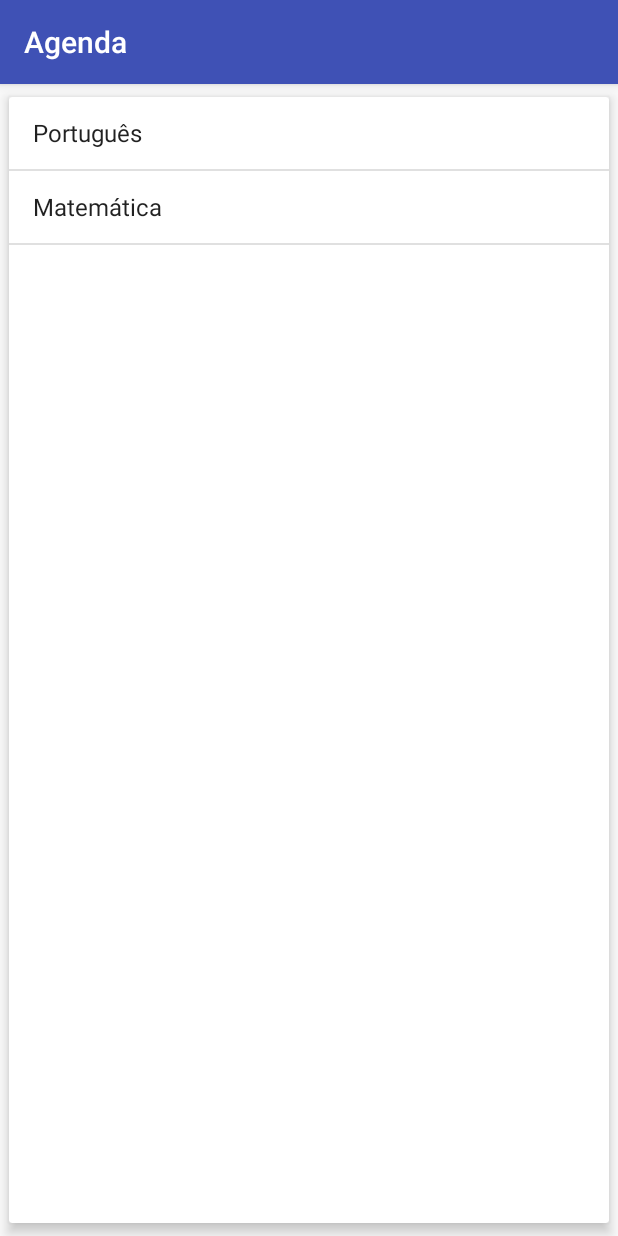
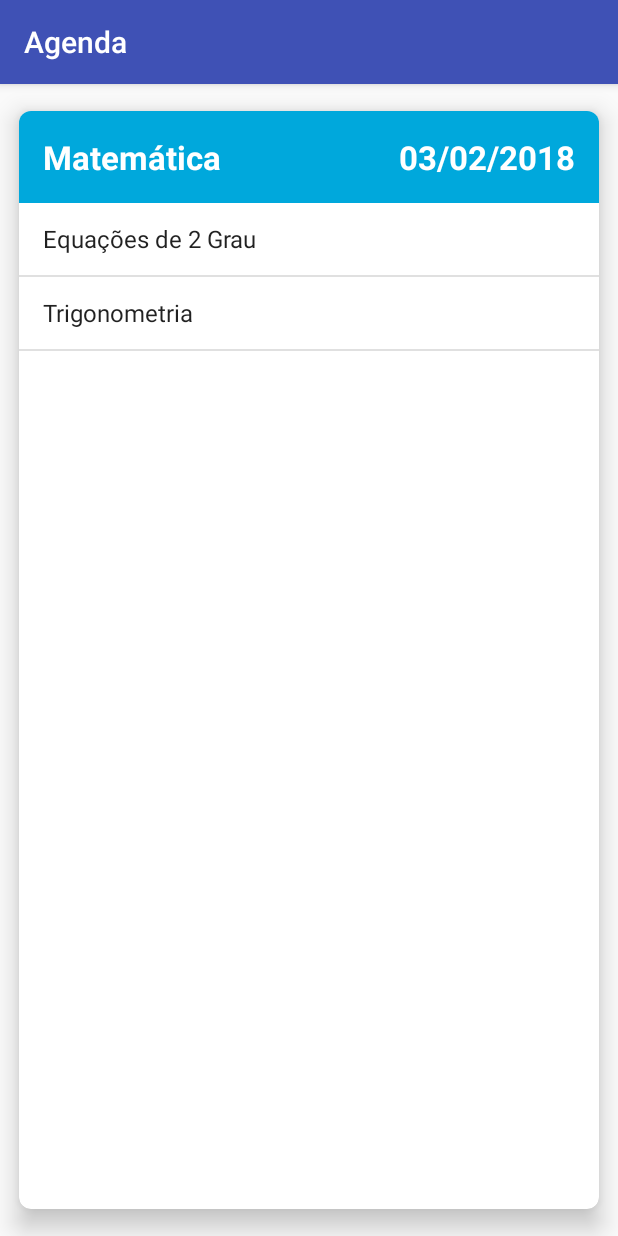
Before and after one commit to jhonisds/agenda_android, an Android app: the ProvasActivity screen opened directly, with no data from a screen before it, after a tap on "Matemática", on a phone screen of 412 x 824 dp. Run offline under Robolectric (Android 15) with nearby library versions, the phone set to English and light mode, and no system bars.

Commit message:
Inserindo Fragments

```diff
--- a/app/build.gradle
+++ b/app/build.gradle
@@ -22,6 +22,7 @@ dependencies {
     implementation fileTree(include: ['*.jar'], dir: 'libs')
     implementation 'com.android.support:appcompat-v7:26.1.0'
     implementation 'com.android.support.constraint:constraint-layout:1.0.2'
+    implementation 'com.android.support:support-v4:26.1.0'
     testImplementation 'junit:junit:4.12'
     androidTestImplementation 'com.android.support.test:runner:1.0.1'
     androidTestImplementation 'com.android.support.test.espresso:espresso-core:3.0.1'
--- a/app/src/main/AndroidManifest.xml
+++ b/app/src/main/AndroidManifest.xml
@@ -20,7 +20,7 @@
                 <category android:name="android.intent.category.LAUNCHER" />
             </intent-filter>
         </activity>
-        <activity android:name=".FormularioActivity"></activity>
+        <activity android:name=".FormularioActivity" />
 
         <receiver android:name=".receiver.SMSReceiver">
             <intent-filter>
@@ -28,7 +28,9 @@
             </intent-filter>
         </receiver>
 
-        <activity android:name=".ProvasActivity"></activity>
+        <activity android:name=".ProvasActivity" />
+        <activity android:name=".ProvasTabletActivity" />
+        <activity android:name=".DetalhesProvasActivity"></activity>
     </application>
 
 </manifest>
--- /dev/null
+++ b/app/src/main/java/br/com/rbg/agenda/DetalhesProvasActivity.java
@@ -0,0 +1,34 @@
+package br.com.rbg.agenda;
+
+import android.content.Intent;
+import android.support.v7.app.AppCompatActivity;
+import android.os.Bundle;
+import android.widget.ArrayAdapter;
+import android.widget.ListView;
+import android.widget.TextView;
+
+import br.com.rbg.agenda.model.Prova;
+
+public class DetalhesProvasActivity extends AppCompatActivity {
+
+    @Override
+    protected void onCreate(Bundle savedInstanceState) {
+        super.onCreate(savedInstanceState);
+        setContentView(R.layout.activity_detalhes_provas);
+
+        Intent intent = getIntent();
+        Prova prova = (Prova) intent.getSerializableExtra("prova");
+
+        TextView materia = findViewById(R.id.detalhes_prova_materia);
+        TextView data = findViewById(R.id.detalhes_prova_data);
+        ListView listaTopicos = findViewById(R.id.detalhes_prova_topicos);
+
+        materia.setText(prova.getMateria());
+        data.setText(prova.getData());
+
+        ArrayAdapter<String> adapter = new ArrayAdapter<String>(this, android.R.layout.simple_list_item_1, prova.getTopicos());
+
+        listaTopicos.setAdapter(adapter);
+
+    }
+}
--- /dev/null
+++ b/app/src/main/java/br/com/rbg/agenda/ListaProvasFragment.java
@@ -0,0 +1,61 @@
+package br.com.rbg.agenda;
+
+import android.content.Intent;
+import android.os.Bundle;
+import android.support.annotation.Nullable;
+import android.support.v4.app.Fragment;
+import android.view.LayoutInflater;
+import android.view.View;
+import android.view.ViewGroup;
+import android.widget.AdapterView;
+import android.widget.ArrayAdapter;
+import android.widget.ListView;
+import android.widget.Toast;
+
+import java.util.Arrays;
+import java.util.List;
+
+import br.com.rbg.agenda.model.Prova;
+
+/**
+ * Created by jhoni on 04/02/2018.
+ */
+
+public class ListaProvasFragment extends Fragment {
+
+    @Nullable
+    @Override
+    public View onCreateView(LayoutInflater inflater, @Nullable ViewGroup container, @Nullable Bundle savedInstanceState) {
+
+        View view = inflater.inflate(R.layout.fragment_lista_provas, container, false);
+
+        List<String> topicosPort = Arrays.asList("Sujeito", "Objeto Direto", "Objeto Indireto");
+        Prova provaPortugues = new Prova("Português", "02/02/2018", topicosPort);
+
+        List<String> topicosMat = Arrays.asList("Equações de 2 Grau", "Trigonometria");
+        Prova provaMatematica = new Prova("Matemática", "03/02/2018", topicosMat);
+
+        List<Prova> provas = Arrays.asList(provaPortugues, provaMatematica);
+
+        ArrayAdapter<Prova> adapter = new ArrayAdapter<>(getContext(), android.R.layout.simple_list_item_1, provas);
+
+        ListView lista = view.findViewById(R.id.provas_lista);
+        lista.setAdapter(adapter);
+
+        lista.setOnItemClickListener(new AdapterView.OnItemClickListener() {
+            @Override
+            public void onItemClick(AdapterView<?> adapterView, View view, int i, long l) {
+                Prova prova = (Prova) adapterView.getItemAtPosition(i);
+                Toast.makeText(getContext(), "Clicou na prova de: " + prova, Toast.LENGTH_SHORT).show();
+
+                Intent vaiParaDetalhes = new Intent(getContext(), DetalhesProvasActivity.class);
+                vaiParaDetalhes.putExtra("prova", prova);
+                startActivity(vaiParaDetalhes);
+
+
+            }
+        });
+
+        return view;
+    }
+}
--- a/app/src/main/java/br/com/rbg/agenda/ProvasActivity.java
+++ b/app/src/main/java/br/com/rbg/agenda/ProvasActivity.java
@@ -1,5 +1,8 @@
 package br.com.rbg.agenda;
 
+import android.content.Intent;
+import android.support.v4.app.FragmentManager;
+import android.support.v4.app.FragmentTransaction;
 import android.support.v7.app.AppCompatActivity;
 import android.os.Bundle;
 import android.view.View;
@@ -8,7 +11,6 @@ import android.widget.ArrayAdapter;
 import android.widget.ListView;
 import android.widget.Toast;
 
-import java.lang.reflect.Array;
 import java.util.Arrays;
 import java.util.List;
 
@@ -21,26 +23,19 @@ public class ProvasActivity extends AppCompatActivity {
         super.onCreate(savedInstanceState);
         setContentView(R.layout.activity_provas);
 
-        List<String> topicosPort = Arrays.asList("Sujeito", "Objeto Direto", "Objeto Indireto");
-        Prova provaPortugues = new Prova("Português", "02/02/2018", topicosPort);
+        FragmentManager fragmentManager = getSupportFragmentManager();
+        FragmentTransaction tx = fragmentManager.beginTransaction();
 
-        List<String> topicosMat = Arrays.asList("Equações de 2 Grau", "Trigonometria");
-        Prova provaMatematica = new Prova("Matemática", "03/02/2018", topicosMat);
+        tx.replace(R.id.frame_principal, new ListaProvasFragment());
+        if (isModoPaisagem()) {
+            tx.replace(R.id.frame_secundario, new DetalhesProvaFragment());
+        }
+        tx.commit();
+    }
 
-        List<Prova> provas = Arrays.asList(provaPortugues, provaMatematica);
+    private boolean isModoPaisagem() {
+        return getResources().getBoolean(R.bool.modoPaisagem);
+    }
 
-        ArrayAdapter<Prova> adapter = new ArrayAdapter<>(this, android.R.layout.simple_list_item_1, provas);
 
-        ListView lista = findViewById(R.id.provas_lista);
-        lista.setAdapter(adapter);
-
-        lista.setOnItemClickListener(new AdapterView.OnItemClickListener() {
-            @Override
-            public void onItemClick(AdapterView<?> adapterView, View view, int i, long l) {
-                Prova prova = (Prova) adapterView.getItemAtPosition(i);
-                Toast.makeText(ProvasActivity.this, "Clicou na prova de: " + prova, Toast.LENGTH_SHORT).show();
-            }
-        });
-
-    }
 }
--- a/app/src/main/java/br/com/rbg/agenda/model/Prova.java
+++ b/app/src/main/java/br/com/rbg/agenda/model/Prova.java
@@ -1,12 +1,13 @@
 package br.com.rbg.agenda.model;
 
+import java.io.Serializable;
 import java.util.List;
 
 /**
  * Created by jhoni on 02/02/2018.
  */
 
-public class Prova {
+public class Prova implements Serializable{
 
     private String materia;
     private String data;
--- /dev/null
+++ b/app/src/main/res/layout/activity_detalhes_provas.xml
@@ -0,0 +1,53 @@
+<?xml version="1.0" encoding="utf-8"?>
+<android.support.v7.widget.CardView xmlns:android="http://schemas.android.com/apk/res/android"
+    xmlns:app="http://schemas.android.com/apk/res-auto"
+    android:layout_width="match_parent"
+    android:layout_height="match_parent"
+    app:cardCornerRadius="8dp"
+    app:cardElevation="10dp"
+    app:cardUseCompatPadding="true">
+
+    <LinearLayout
+        android:layout_width="match_parent"
+        android:layout_height="match_parent"
+        android:orientation="vertical">
+
+        <RelativeLayout
+            android:layout_width="match_parent"
+            android:layout_height="wrap_content"
+            android:background="#00A8DC">
+
+            <TextView
+                android:id="@+id/detalhes_prova_materia"
+                android:layout_width="wrap_content"
+                android:layout_height="wrap_content"
+                android:layout_margin="16dp"
+                android:text="Matéria"
+                android:textColor="#FFF"
+                android:textSize="22sp"
+                android:textStyle="bold" />
+
+            <TextView
+                android:id="@+id/detalhes_prova_data"
+                android:layout_width="wrap_content"
+                android:layout_height="wrap_content"
+                android:layout_alignParentRight="true"
+                android:layout_margin="16dp"
+                android:text="Data"
+                android:textColor="#FFF"
+                android:textSize="22sp"
+                android:textStyle="bold" />
+
+        </RelativeLayout>
+
+        <ListView
+            android:id="@+id/detalhes_prova_topicos"
+            android:layout_width="match_parent"
+            android:layout_height="match_parent">
+
+
+        </ListView>
+
+    </LinearLayout>
+
+</android.support.v7.widget.CardView>
--- a/app/src/main/res/layout/activity_provas.xml
+++ b/app/src/main/res/layout/activity_provas.xml
@@ -1,17 +1,7 @@
 <?xml version="1.0" encoding="utf-8"?>
-<android.support.v7.widget.CardView xmlns:android="http://schemas.android.com/apk/res/android"
+<FrameLayout xmlns:android="http://schemas.android.com/apk/res/android"
+    android:id="@+id/frame_principal"
     android:layout_width="match_parent"
-    android:layout_height="match_parent"
-    xmlns:app="http://schemas.android.com/apk/res-auto"
-    app:cardElevation="5dp"
-    app:cardUseCompatPadding="true">
+    android:layout_height="match_parent">
 
-    <ListView
-        android:id="@+id/provas_lista"
-        android:layout_width="match_parent"
-        android:layout_height="match_parent">
-
-
-    </ListView>
-
-</android.support.v7.widget.CardView>
+</FrameLayout>
--- /dev/null
+++ b/app/src/main/res/values-land/bools.xml
@@ -0,0 +1,4 @@
+<?xml version="1.0" encoding="utf-8"?>
+<resources>
+    <bool name="modoPaisagem">true</bool>
+</resources>
--- /dev/null
+++ b/app/src/main/res/values/bools.xml
@@ -0,0 +1,4 @@
+<?xml version="1.0" encoding="utf-8"?>
+<resources>
+    <bool name="modoPaisagem">false</bool>
+</resources>
--- a/app/src/main/res/values/strings.xml
+++ b/app/src/main/res/values/strings.xml
@@ -1,4 +1,7 @@
 <resources>
     <string name="app_name">Agenda</string>
     <string name="btn_salvar">Salvar</string>
+
+    <!-- TODO: Remove or change this placeholder text -->
+    <string name="hello_blank_fragment">Hello blank fragment</string>
 </resources>
```
Also changed, not shown: app/src/main/java/br/com/rbg/agenda/DetalhesProvaFragment.java (added, +28 -0 lines), app/src/main/java/br/com/rbg/agenda/ProvasTabletActivity.java (added, +13 -0 lines), app/src/main/res/layout-land/activity_provas.xml (added, +20 -0 lines), app/src/main/res/layout/activity_provas_tablet.xml (added, +20 -0 lines), app/src/main/res/layout/fragment_detalhes_prova.xml (added, +53 -0 lines), app/src/main/res/layout/fragment_lista_provas.xml (added, +17 -0 lines).
